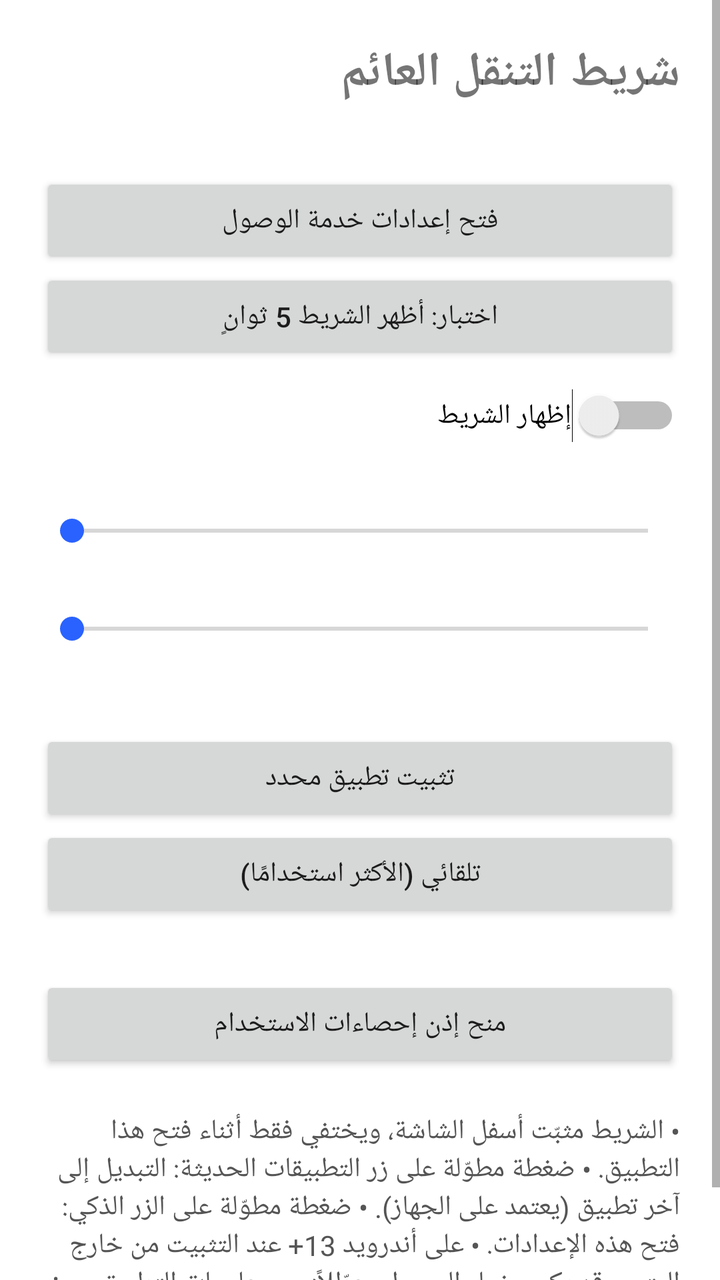
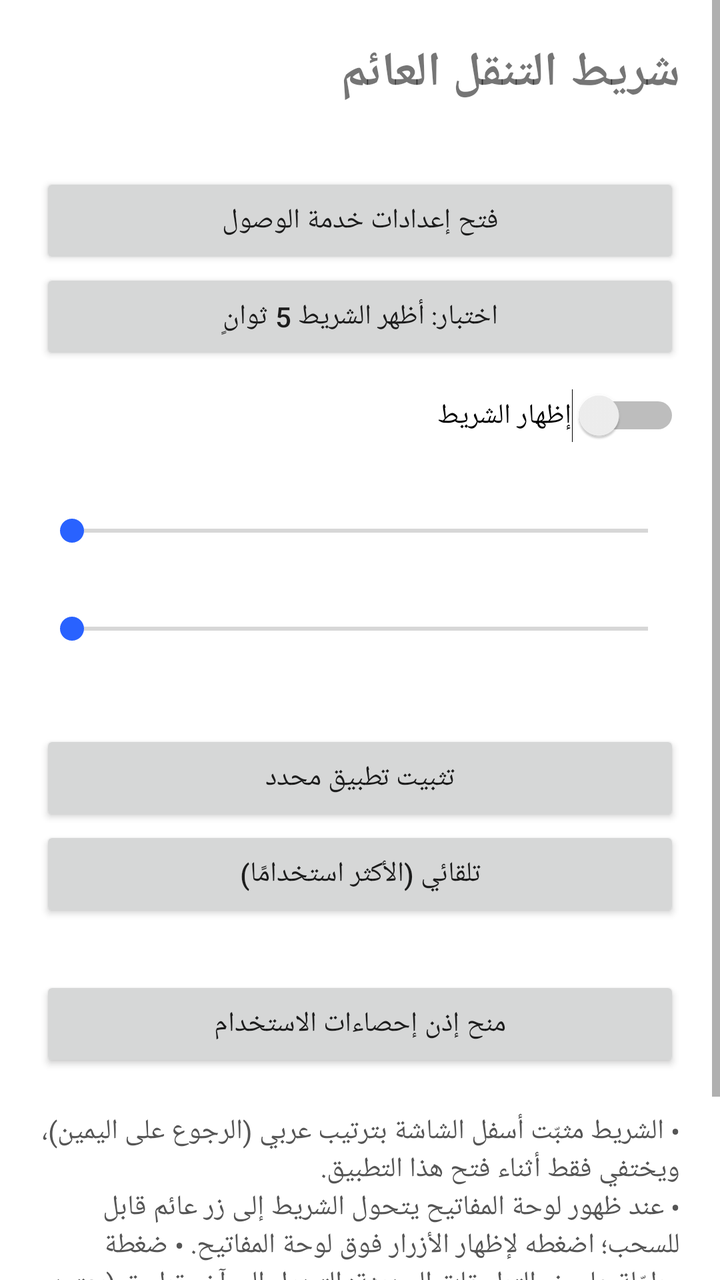

The first picture is an Android layout as it rendered before a commit; the second is the same layout after the commit. The layout source and the unified diff follow.
<!-- AndroidManifest.xml: application theme AppTheme -->
<!-- res/layout/activity_main.xml -->
<?xml version="1.0" encoding="utf-8"?>
<ScrollView xmlns:android="http://schemas.android.com/apk/res/android"
    android:layout_width="match_parent"
    android:layout_height="match_parent"
    android:fillViewport="true">

    <LinearLayout
        android:layout_width="match_parent"
        android:layout_height="wrap_content"
        android:orientation="vertical"
        android:padding="20dp">

        <TextView
            android:layout_width="match_parent"
            android:layout_height="wrap_content"
            android:text="شريط التنقل العائم"
            android:textSize="24sp"
            android:textStyle="bold" />

        <TextView
            android:id="@+id/tvStatus"
            android:layout_width="match_parent"
            android:layout_height="wrap_content"
            android:layout_marginTop="12dp"
            android:textSize="16sp" />

        <Button
            android:id="@+id/btnAccessibility"
            android:layout_width="match_parent"
            android:layout_height="wrap_content"
            android:text="فتح إعدادات خدمة الوصول" />

        <Button
            android:id="@+id/btnTest"
            android:layout_width="match_parent"
            android:layout_height="wrap_content"
            android:text="اختبار: أظهر الشريط 5 ثوانٍ" />

        <Switch
            android:id="@+id/switchEnabled"
            android:layout_width="match_parent"
            android:layout_height="wrap_content"
            android:layout_marginTop="12dp"
            android:text="إظهار الشريط" />

        <TextView
            android:id="@+id/tvSize"
            android:layout_width="match_parent"
            android:layout_height="wrap_content"
            android:layout_marginTop="16dp" />

        <SeekBar
            android:id="@+id/seekSize"
            android:layout_width="match_parent"
            android:layout_height="wrap_content" />

        <TextView
            android:id="@+id/tvAlpha"
            android:layout_width="match_parent"
            android:layout_height="wrap_content"
            android:layout_marginTop="12dp" />

        <SeekBar
            android:id="@+id/seekAlpha"
            android:layout_width="match_parent"
            android:layout_height="wrap_content" />

        <TextView
            android:id="@+id/tvSmart"
            android:layout_width="match_parent"
            android:layout_height="wrap_content"
            android:layout_marginTop="20dp"
            android:textSize="16sp" />

        <Button
            android:id="@+id/btnPick"
            android:layout_width="match_parent"
            android:layout_height="wrap_content"
            android:text="تثبيت تطبيق محدد" />

        <Button
            android:id="@+id/btnAuto"
            android:layout_width="match_parent"
            android:layout_height="wrap_content"
            android:text="تلقائي (الأكثر استخدامًا)" />

        <TextView
            android:id="@+id/tvUsage"
            android:layout_width="match_parent"
            android:layout_height="wrap_content"
            android:layout_marginTop="8dp" />

        <Button
            android:id="@+id/btnUsage"
            android:layout_width="match_parent"
            android:layout_height="wrap_content"
            android:text="منح إذن إحصاءات الاستخدام" />


        <TextView
            android:layout_width="match_parent"
            android:layout_height="wrap_content"
            android:layout_marginTop="20dp"
            android:text="• الشريط مثبّت أسفل الشاشة، ويختفي فقط أثناء فتح هذا التطبيق.
• ضغطة مطوّلة على زر التطبيقات الحديثة: التبديل إلى آخر تطبيق (يعتمد على الجهاز).
• ضغطة مطوّلة على الزر الذكي: فتح هذه الإعدادات.
• على أندرويد 13+ عند التثبيت من خارج المتجر، قد يكون خيار الوصول معطّلاً: من معلومات التطبيق ← ⋮ ← السماح بالإعدادات المقيّدة."
            android:textColor="#555555"
            android:textSize="14sp" />
    </LinearLayout>
</ScrollView>
<!-- resources referenced by this layout -->
<resources>
  <style name="AppTheme" parent="android:Theme.Material.Light.NoActionBar">
          <item name="android:colorAccent">#2962FF</item>
          <item name="android:colorPrimary">#2962FF</item>
          <item name="android:windowBackground">#FFFFFF</item>
      </style>
</resources>

<!-- the commit's change to res/layout/activity_main.xml (unified diff, before → after) -->
@@ -101,7 +101,7 @@
             android:layout_width="match_parent"
             android:layout_height="wrap_content"
             android:layout_marginTop="20dp"
-            android:text="• الشريط مثبّت أسفل الشاشة، ويختفي فقط أثناء فتح هذا التطبيق.
+            android:text="• الشريط مثبّت أسفل الشاشة بترتيب عربي (الرجوع على اليمين)، ويختفي فقط أثناء فتح هذا التطبيق.\n• عند ظهور لوحة المفاتيح يتحول الشريط إلى زر عائم قابل للسحب؛ اضغطه لإظهار الأزرار فوق لوحة المفاتيح.
 • ضغطة مطوّلة على زر التطبيقات الحديثة: التبديل إلى آخر تطبيق (يعتمد على الجهاز).
 • ضغطة مطوّلة على الزر الذكي: فتح هذه الإعدادات.
 • على أندرويد 13+ عند التثبيت من خارج المتجر، قد يكون خيار الوصول معطّلاً: من معلومات التطبيق ← ⋮ ← السماح بالإعدادات المقيّدة."
